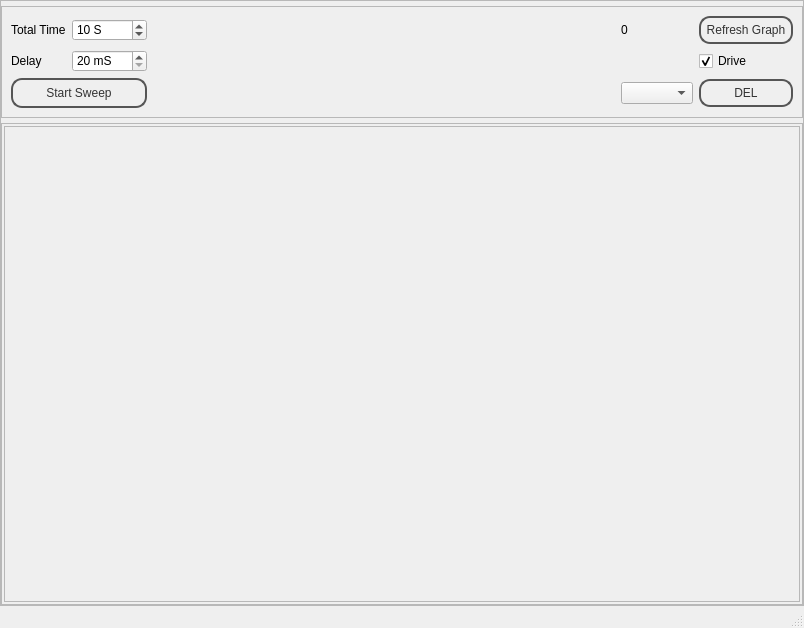
Old version of the form SEEL/templates/simplePendulum.ui in the repository jithinbp/SEELablet.
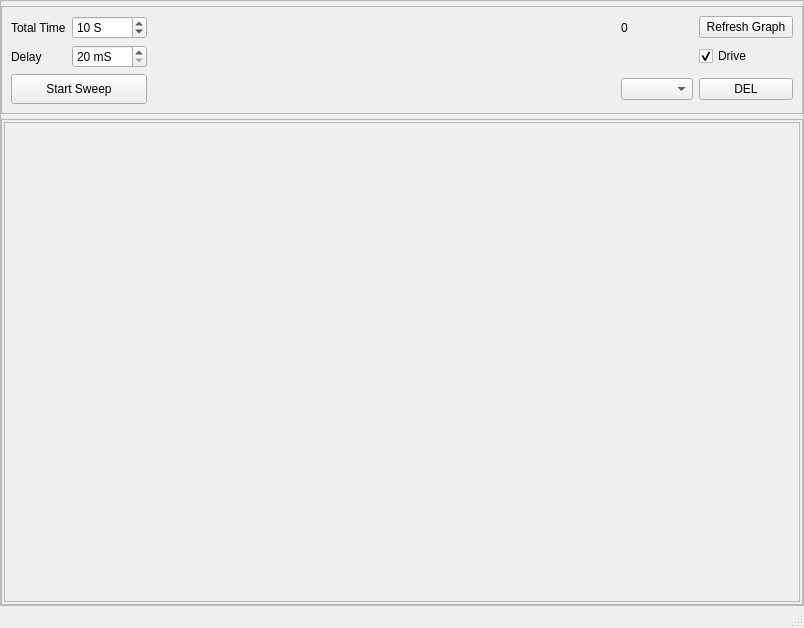
New version of the form.

```diff
--- a/SEEL/templates/simplePendulum.ui
+++ b/SEEL/templates/simplePendulum.ui
@@ -13,49 +13,6 @@
   <property name="windowTitle">
    <string>MainWindow</string>
   </property>
-  <property name="styleSheet">
-   <string notr="true">QPushButton {
-color: #333;
-border: 2px solid #555;
-border-radius: 11px;
-padding: 5px;
-background: qradialgradient(cx: 0.3, cy: -0.4,
-fx: 0.3, fy: -0.4,
-radius: 1.35, stop: 0 #fff, stop: 1 #888);
-min-width: 80px;
-}
-
-QPushButton:pressed {
-background: qradialgradient(cx: 0.4, cy: -0.1,
-fx: 0.4, fy: -0.1,
-radius: 1.35, stop: 0 #fff, stop: 1 #ddd);
-}
-
-QFrame.PeripheralCollection{
-border-top-left-radius: 5px;
-border-top-right-radius: 5px;
-border: 1px solid black;
-background: qlineargradient(x1: 0, y1: 0, x2: 0, y2: 1,
-stop: 0 #6af, stop: 0.1 #689);
-}
-QFrame.PeripheralCollection QLabel {
-color: white;
-font-weight: bold;
-}
-
-QFrame.PeripheralCollectionInner {
-background: qlineargradient(x1: 0, y1: 0, x2: 0, y2: 1,
-stop: 0 #abe, stop: 0.7 #aba);
-border: none;
-border-top: 1px solid black;
-}
-
-QFrame.PeripheralCollectionInner QLabel{
-color: black;
-}
-
-</string>
-  </property>
   <widget class="QWidget" name="centralwidget">
    <layout class="QGridLayout" name="gridLayout_3">
     <property name="margin">
```
